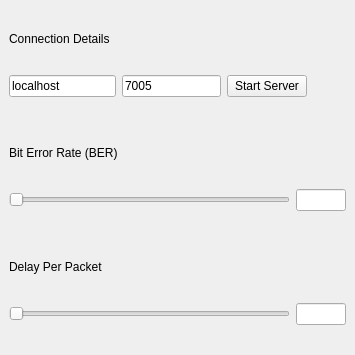
The window that ui/ui_emulator.ui (arilence/protocol-sliding-window) describes before a commit, drawn with Qt 5.
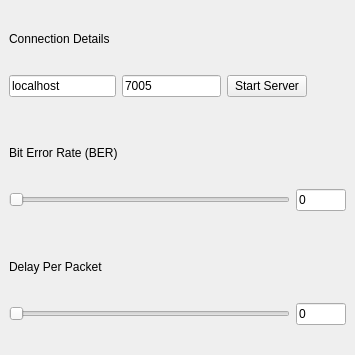
The same window after the commit.

Commit message: Connect GUI widgets together

Diff of the .ui file:
```diff
--- a/ui/ui_emulator.ui
+++ b/ui/ui_emulator.ui
@@ -171,6 +171,9 @@
             <height>16777215</height>
            </size>
           </property>
+          <property name="text">
+           <string>0</string>
+          </property>
          </widget>
         </item>
        </layout>
@@ -218,6 +221,9 @@
             <height>16777215</height>
            </size>
           </property>
+          <property name="text">
+           <string>0</string>
+          </property>
          </widget>
         </item>
        </layout>
```
Left out of the diff: 16 changed lines with no effect on the pictures. The commit also changes 3 other files.
